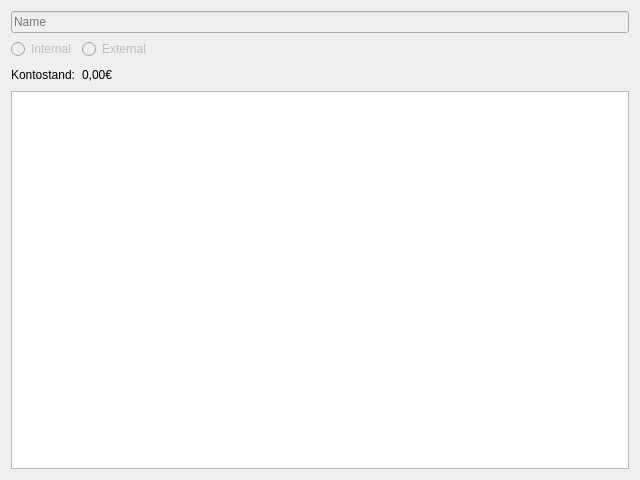
Old version of the form lib/AccountDialog.ui in the repository choosyg/Buchhaltung.
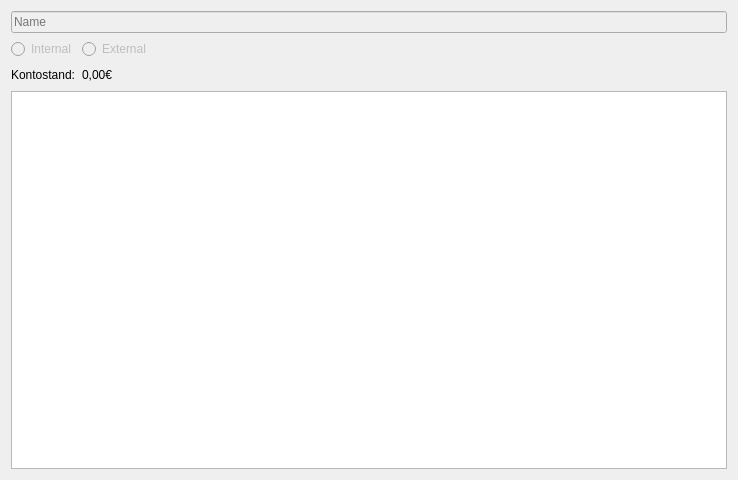
New version of the form.

Commit message: Minor improvements: * Increased account dialog width * Made "save" the default button in transfer dialog

Patch:
```diff
--- a/lib/AccountDialog.ui
+++ b/lib/AccountDialog.ui
@@ -6,7 +6,7 @@
    <rect>
     <x>0</x>
     <y>0</y>
-    <width>640</width>
+    <width>738</width>
     <height>480</height>
    </rect>
   </property>
```
The commit also changes 1 other file.
